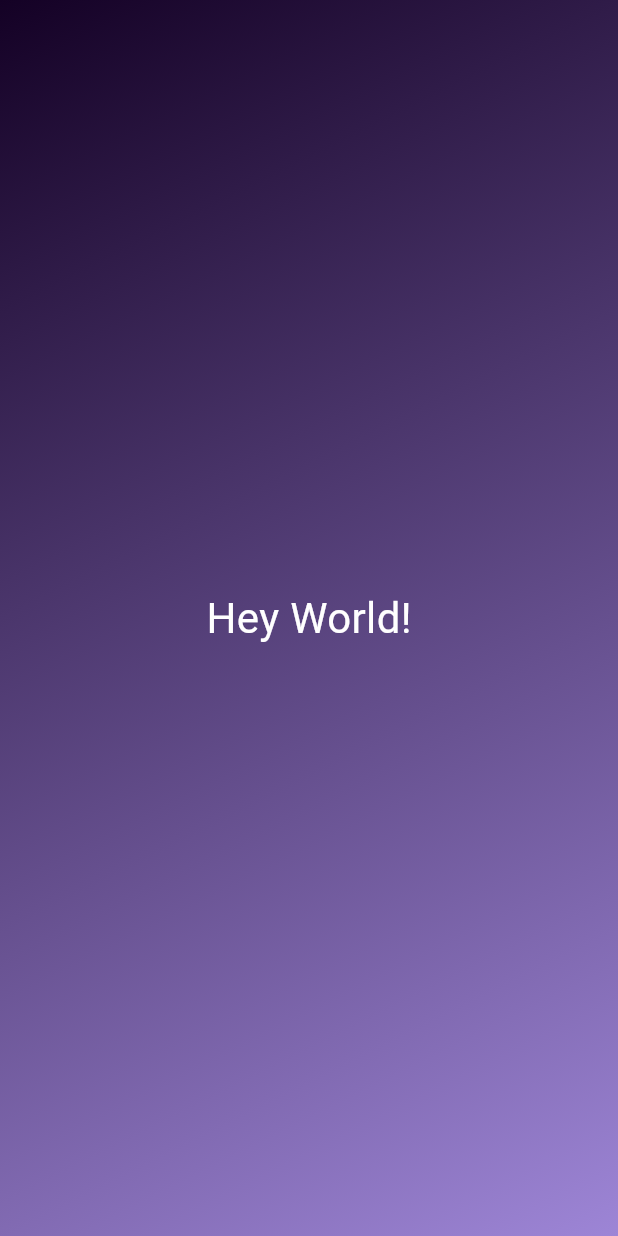
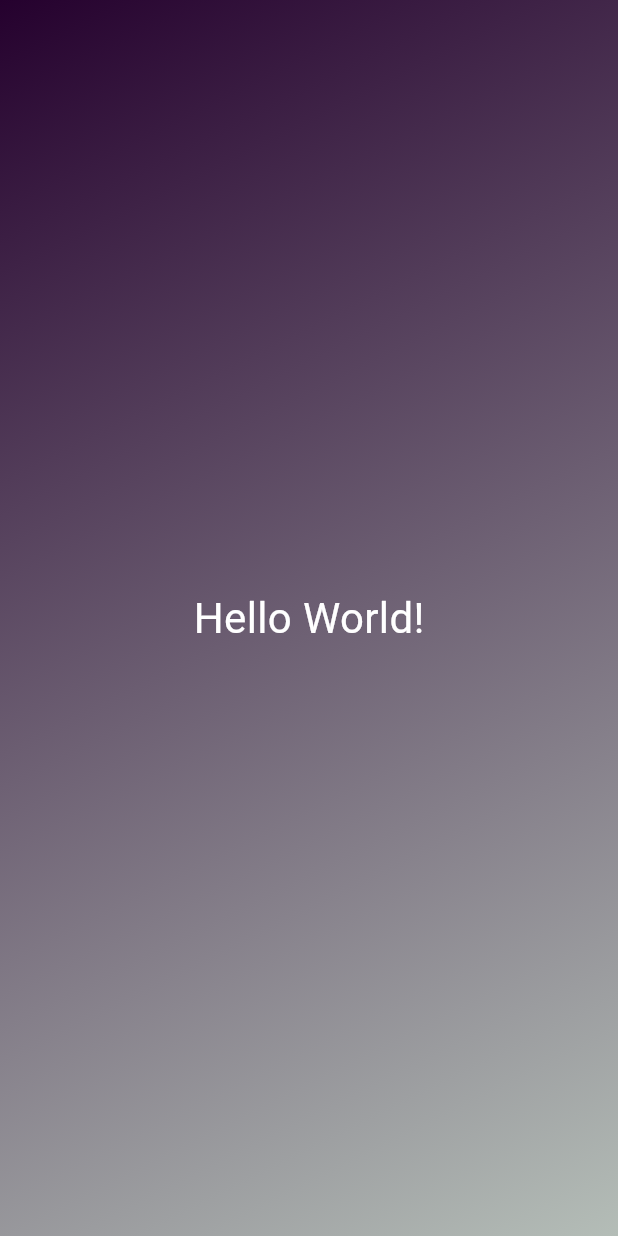
Before and after one commit to schuna/flutter_and_dart, a Flutter app: the screen it shows after launch, on a phone screen of 412 x 824 dp. Run offline on Flutter 3.47's test engine with Material 3 defaults, Android fonts, the phone set to English and light mode, and no system bars.

Commit message:
section2-44

```diff
--- a/first_app/lib/gradient_container.dart
+++ b/first_app/lib/gradient_container.dart
@@ -5,23 +5,21 @@ const startAlignment = Alignment.topLeft;
 const endAlignment = Alignment.bottomRight;
 
 class GradientContainer extends StatelessWidget {
-  const GradientContainer({super.key});
+  const GradientContainer(this.colors, {super.key});
+  final List<Color> colors;
 
   @override
   Widget build(BuildContext context) {
     return Container(
-      decoration: const BoxDecoration(
+      decoration: BoxDecoration(
         gradient: LinearGradient(
-          colors: [
-            Color.fromARGB(255, 20, 1, 37),
-            Color.fromARGB(255, 157, 133, 214),
-          ],
+          colors: colors,
           begin: startAlignment,
           end: endAlignment,
         ),
       ),
       child: const Center(
-        child: StyledText('Hey World!'),
+        child: StyledText('Hello World!'),
       ),
     );
   }
--- a/first_app/lib/main.dart
+++ b/first_app/lib/main.dart
@@ -5,7 +5,10 @@ void main() {
   runApp(
     const MaterialApp(
       home: Scaffold(
-        body: GradientContainer(),
+        body: GradientContainer([
+          Color.fromARGB(255, 37, 1, 46),
+          Color.fromARGB(255, 180, 189, 183)
+        ]),
       ),
     ),
   );
```
